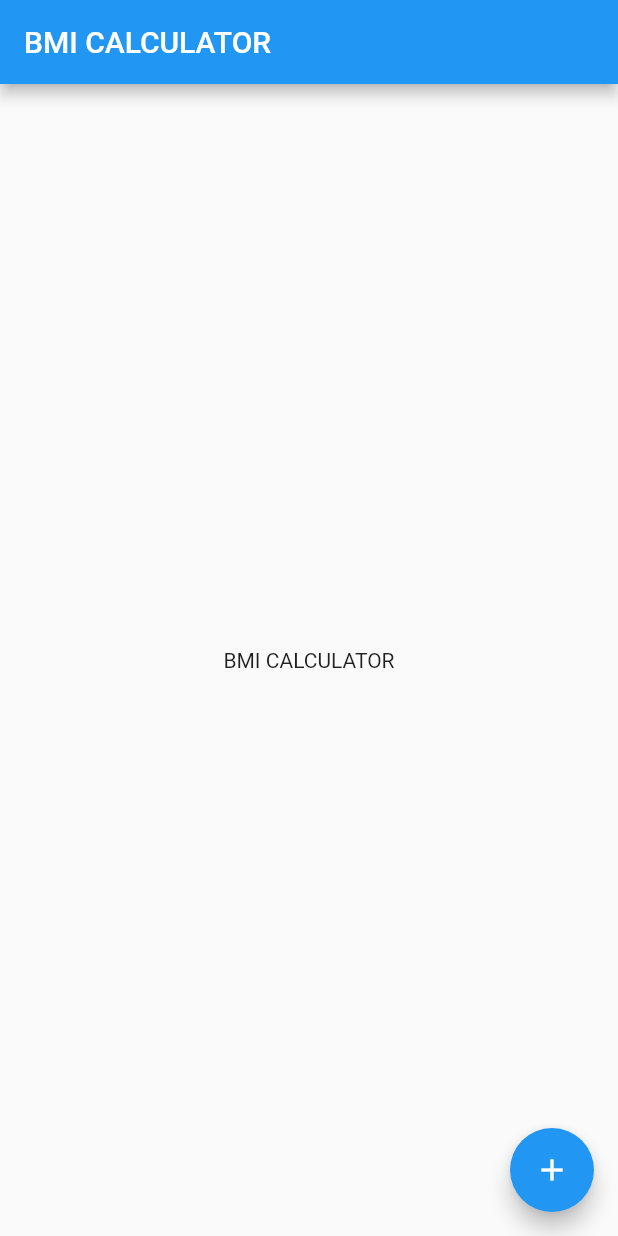
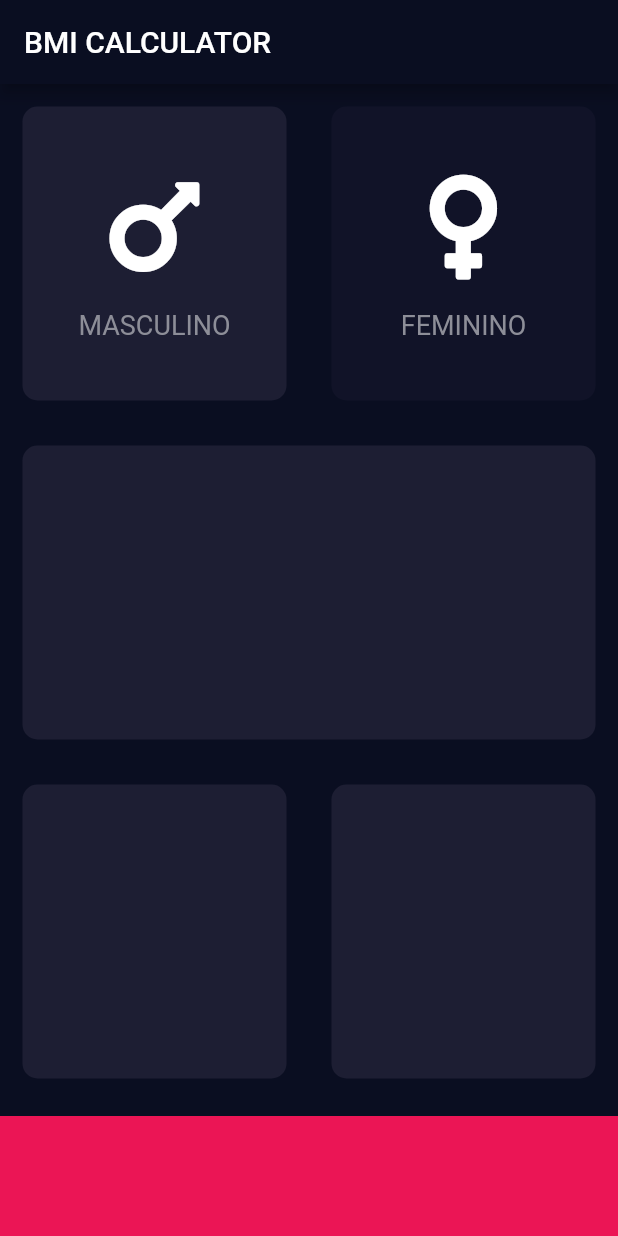
Before and after one commit to aabastos/BMI-Calculator, a Flutter app: the screen it shows after launch, on a phone screen of 412 x 824 dp. Run offline on Flutter 3.47's test engine with Material 2 defaults, Android fonts, the phone set to English and light mode, and no system bars; our stand-ins replace font_awesome_flutter.

Commit message:
refatorações + definições de constantes

```diff
--- /dev/null
+++ b/lib/constants.dart
@@ -0,0 +1,10 @@
+import 'package:flutter/material.dart';
+
+const kLabelStyle = TextStyle(
+  fontSize: 18.0,
+  color: Color(0xFF8D8E98),
+);
+
+const Color kActiveCardColor = Color(0xFF1D1E33);
+const Color kInactiveCardColor = Color(0xFF111328);
+const Color kBottomButtonColor = Color(0xFFEB1555);
--- /dev/null
+++ b/lib/gender_content_card.dart
@@ -0,0 +1,28 @@
+import 'package:bmi_calculator/constants.dart';
+import 'package:flutter/material.dart';
+
+class GenderContentCard extends StatelessWidget {
+  final IconData icon;
+  final String text;
+
+  GenderContentCard({@required this.icon, @required this.text});
+  @override
+  Widget build(BuildContext context) {
+    return Column(
+      mainAxisAlignment: MainAxisAlignment.center,
+      children: [
+        Icon(
+          icon,
+          size: 80,
+        ),
+        SizedBox(
+          height: 15.0,
+        ),
+        Text(
+          text,
+          style: kLabelStyle,
+        ),
+      ],
+    );
+  }
+}
--- /dev/null
+++ b/lib/input_page.dart
@@ -0,0 +1,96 @@
+import 'package:flutter/material.dart';
+import 'package:font_awesome_flutter/font_awesome_flutter.dart';
+
+import 'card.dart';
+import 'constants.dart';
+import 'gender_content_card.dart';
+
+class InputPage extends StatefulWidget {
+  @override
+  _InputPageState createState() => _InputPageState();
+}
+
+class _InputPageState extends State<InputPage> {
+  Color maleCardColor = kActiveCardColor;
+  Color femaleCardColor = kInactiveCardColor;
+  @override
+  Widget build(BuildContext context) {
+    return Scaffold(
+      appBar: AppBar(
+        title: Text('BMI CALCULATOR'),
+      ),
+      body: Column(
+        crossAxisAlignment: CrossAxisAlignment.stretch,
+        children: [
+          Expanded(
+            child: Row(
+              children: [
+                Expanded(
+                  child: GestureDetector(
+                    onTap: () {
+                      setState(() {
+                        maleCardColor = kActiveCardColor;
+                        femaleCardColor = kInactiveCardColor;
+                      });
+                    },
+                    child: CardContainer(
+                      cardColor: maleCardColor,
+                      cardChild: GenderContentCard(
+                        icon: FontAwesomeIcons.mars,
+                        text: 'MASCULINO',
+                      ),
+                    ),
+                  ),
+                ),
+                Expanded(
+                  child: GestureDetector(
+                    onTap: () {
+                      setState(() {
+                        maleCardColor = kInactiveCardColor;
+                        femaleCardColor = kActiveCardColor;
+                      });
+                    },
+                    child: CardContainer(
+                      cardColor: femaleCardColor,
+                      cardChild: GenderContentCard(
+                        icon: FontAwesomeIcons.venus,
+                        text: 'FEMININO',
+                      ),
+                    ),
+                  ),
+                )
+              ],
+            ),
+          ),
+          Expanded(
+            child: CardContainer(
+              cardColor: kActiveCardColor,
+              cardChild: null,
+            ),
+          ),
+          Expanded(
+            child: Row(
+              children: [
+                Expanded(
+                  child: CardContainer(
+                    cardColor: kActiveCardColor,
+                  ),
+                ),
+                Expanded(
+                  child: CardContainer(
+                    cardColor: kActiveCardColor,
+                  ),
+                ),
+              ],
+            ),
+          ),
+          Container(
+            color: kBottomButtonColor,
+            margin: EdgeInsets.only(top: 10.0),
+            height: 80.0,
+          )
+        ],
+      ),
+    );
+  }
+}
--- a/lib/main.dart
+++ b/lib/main.dart
@@ -1,4 +1,5 @@
 import 'package:flutter/material.dart';
+import 'input_page.dart';
 
 void main() => runApp(BMICalculator());
 
@@ -6,30 +7,11 @@ class BMICalculator extends StatelessWidget {
   @override
   Widget build(BuildContext context) {
     return MaterialApp(
+      theme: ThemeData.dark().copyWith(
+        primaryColor: Color(0XFF0A0E21),
+        scaffoldBackgroundColor: Color(0XFF0A0E21),
+      ),
       home: InputPage(),
     );
   }
 }
-
-class InputPage extends StatefulWidget {
-  @override
-  _InputPageState createState() => _InputPageState();
-}
-
-class _InputPageState extends State<InputPage> {
-  @override
-  Widget build(BuildContext context) {
-    return Scaffold(
-      appBar: AppBar(
-        title: Text('BMI CALCULATOR'),
-      ),
-      body: Center(
-        child: Text('BMI CALCULATOR'),
-      ),
-      floatingActionButton: FloatingActionButton(
-        onPressed: () {},
-        child: Icon(Icons.add),
-      ),
-    );
-  }
-}
--- a/pubspec.yaml
+++ b/pubspec.yaml
@@ -11,6 +11,7 @@ dependencies:
     sdk: flutter
 
   cupertino_icons: ^1.0.0
+  font_awesome_flutter: ^8.11.0
 
 dev_dependencies:
   flutter_test:
```
Also changed, not shown: pubspec.lock, 1 other file.
